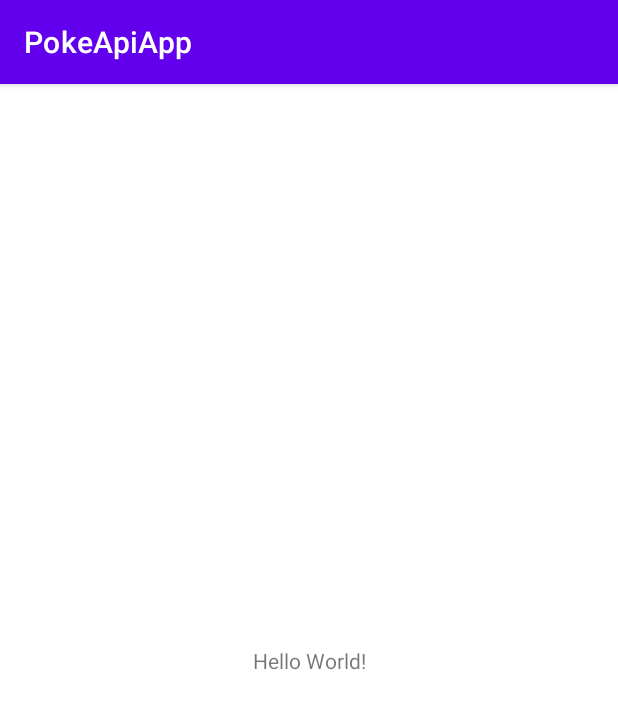
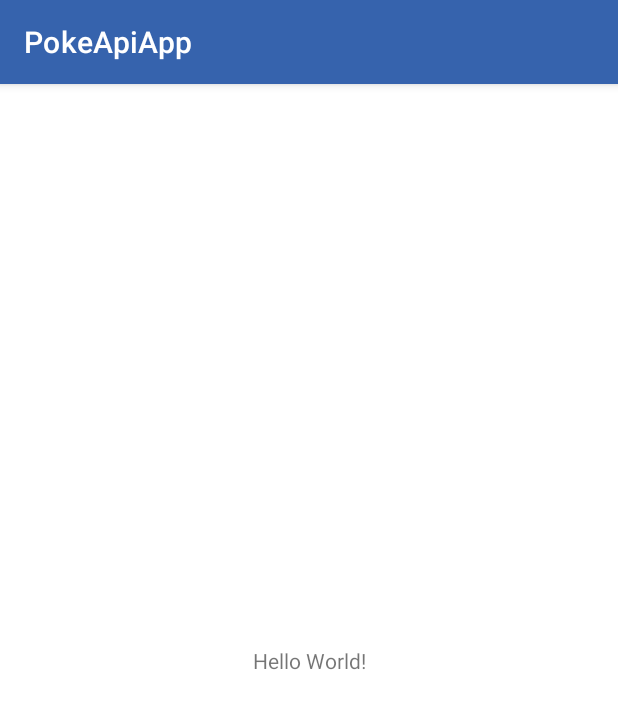
Before and after one commit to nhuamani/PokeApiApp, an Android app: the screen it shows after launch (MainActivity), on a phone screen of 412 x 824 dp. Shown: the top 709 px of the screen. Run offline under Robolectric (Android 15) with nearby library versions, the phone set to English and light mode, and no system bars.

Commit message:
Personalizacion de Colores del Theme

```diff
--- a/app/src/main/res/values-night/themes.xml
+++ b/app/src/main/res/values-night/themes.xml
@@ -2,12 +2,12 @@
     <!-- Base application theme. -->
     <style name="Theme.PokeApiApp" parent="Theme.MaterialComponents.DayNight.DarkActionBar">
         <!-- Primary brand color. -->
-        <item name="colorPrimary">@color/purple_200</item>
-        <item name="colorPrimaryVariant">@color/purple_700</item>
+        <item name="colorPrimary">@color/blue_500</item>
+        <item name="colorPrimaryVariant">@color/blue_700</item>
         <item name="colorOnPrimary">@color/black</item>
         <!-- Secondary brand color. -->
-        <item name="colorSecondary">@color/teal_200</item>
-        <item name="colorSecondaryVariant">@color/teal_200</item>
+        <item name="colorSecondary">@color/yellow_500</item>
+        <item name="colorSecondaryVariant">@color/yellow_700</item>
         <item name="colorOnSecondary">@color/black</item>
         <!-- Status bar color. -->
         <item name="android:statusBarColor" tools:targetApi="l">?attr/colorPrimaryVariant</item>
--- a/app/src/main/res/values/colors.xml
+++ b/app/src/main/res/values/colors.xml
@@ -1,10 +1,12 @@
 <?xml version="1.0" encoding="utf-8"?>
 <resources>
-    <color name="purple_200">#FFBB86FC</color>
-    <color name="purple_500">#FF6200EE</color>
-    <color name="purple_700">#FF3700B3</color>
-    <color name="teal_200">#FF03DAC5</color>
-    <color name="teal_700">#FF018786</color>
-    <color name="black">#FF000000</color>
-    <color name="white">#FFFFFFFF</color>
+    <color name="blue_500">#3663AD</color>
+    <color name="blue_700">#1D2C5E</color>
+    <color name="yellow_500">#FFCB05</color>
+    <color name="yellow_700">#C7A008</color>
+    <color name="red_500">#FF1C1C</color>
+    <color name="red_700">#DF1818</color>
+    <color name="black">#191414</color>
+    <color name="white">#FFFFFF</color>
+    <color name="grey">#DFE0E0</color>
 </resources>
--- a/app/src/main/res/values/themes.xml
+++ b/app/src/main/res/values/themes.xml
@@ -2,15 +2,16 @@
     <!-- Base application theme. -->
     <style name="Theme.PokeApiApp" parent="Theme.MaterialComponents.DayNight.DarkActionBar">
         <!-- Primary brand color. -->
-        <item name="colorPrimary">@color/purple_500</item>
-        <item name="colorPrimaryVariant">@color/purple_700</item>
+        <item name="colorPrimary">@color/blue_500</item>
+        <item name="colorPrimaryVariant">@color/blue_700</item>
         <item name="colorOnPrimary">@color/white</item>
         <!-- Secondary brand color. -->
-        <item name="colorSecondary">@color/teal_200</item>
-        <item name="colorSecondaryVariant">@color/teal_700</item>
+        <item name="colorSecondary">@color/yellow_500</item>
+        <item name="colorSecondaryVariant">@color/yellow_700</item>
         <item name="colorOnSecondary">@color/black</item>
         <!-- Status bar color. -->
         <item name="android:statusBarColor" tools:targetApi="l">?attr/colorPrimaryVariant</item>
         <!-- Customize your theme here. -->
+        <item name="android:navigationBarColor">@color/blue_500</item>
     </style>
 </resources>
```
